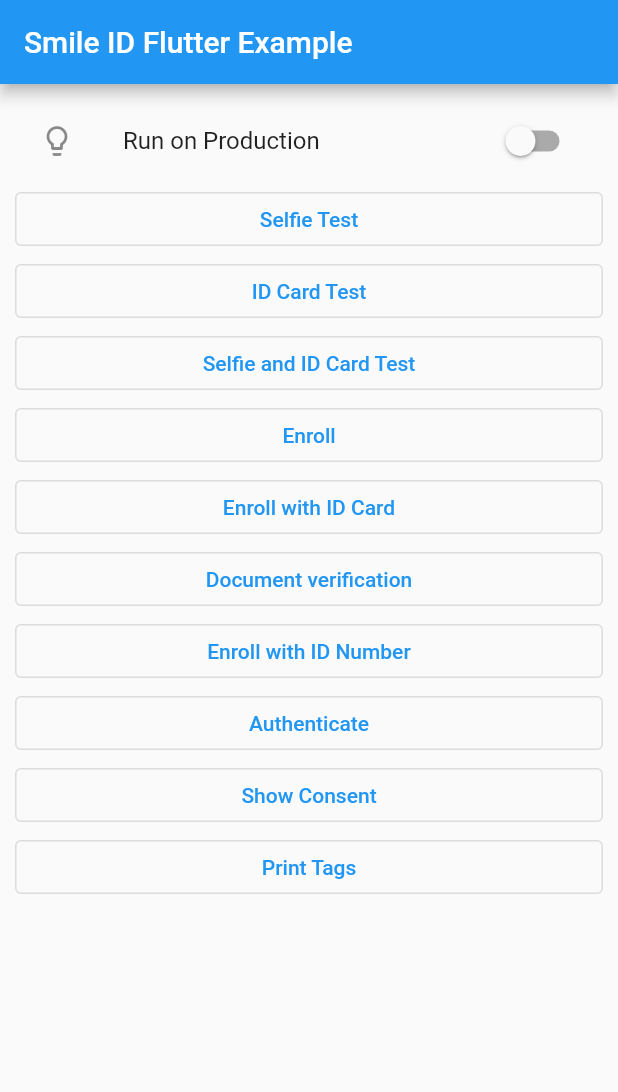
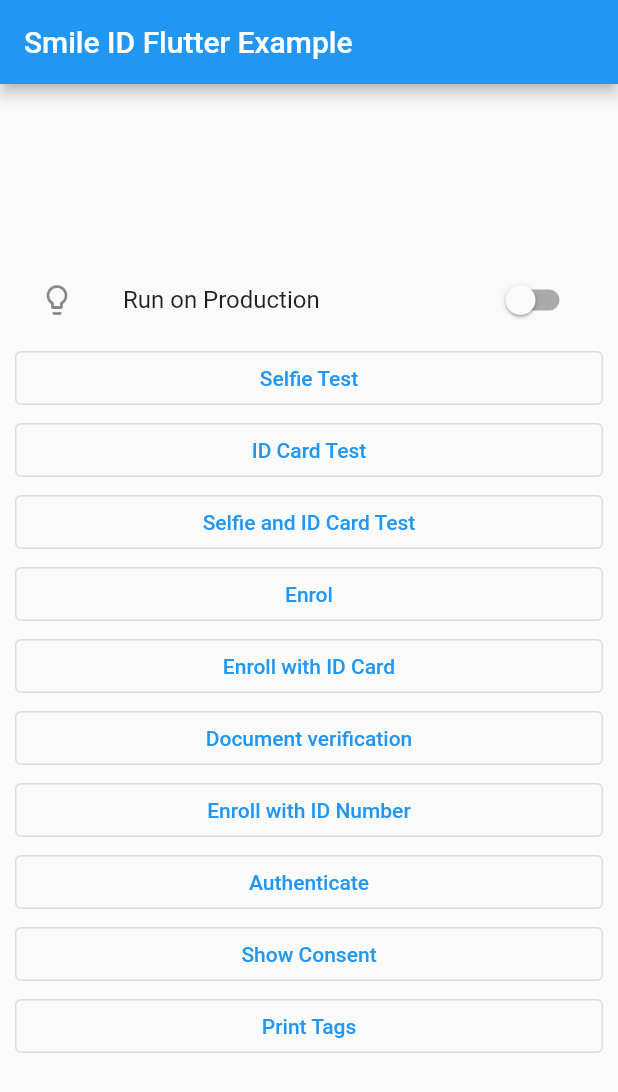
Before and after one commit to smileidentity/flutter-sample-app, a Flutter app: the screen it shows after launch, after a tap on "Print Tags", on a phone screen of 412 x 824 dp. Shown: the top 1092 px of the screen. Run offline on Flutter 3.47's test engine with Material 2 defaults, Android fonts, the phone set to English and light mode, and no system bars; our stand-ins replace flutter_easyloading; missing offline and left inert: smile_flutter.

Commit message:
match flutter 2 images and updates in the main

```diff
--- a/lib/main.dart
+++ b/lib/main.dart
@@ -175,11 +175,15 @@ class _AppPageState extends State<AppPage> {
     var result = await SmileFlutter.captureSelfie(tag) ?? null;
     var resultCode = result!["SID_RESULT_CODE"];
     var resultTag = result["SID_RESULT_TAG"];
+
+    var partnerParams = HashMap<String, String>();
+    partnerParams["user_id"] = "currentUserId1";
+    partnerParams["job_id"] = "currentUserId1";
     if (resultCode == -1) {
       try {
         EasyLoading.show(status: 'loading...');
-        var submitResult = await SmileFlutter.submitJob(
-            resultTag, 4, isProduction, "https:test.com",null, null, null);
+        var submitResult = await SmileFlutter.submitJob(resultTag, 4,
+            isProduction, "https:test.com", partnerParams, null, null);
         EasyLoading.dismiss();
         processResponse(submitResult);
         return;
@@ -365,13 +369,14 @@ class _AppPageState extends State<AppPage> {
                           if (!lastNameController.text.isEmpty) {
                             userIdInfo["last_name"] = lastNameController.text;
                           }
+                          userIdInfo["dob"] = "1990-07-17";
                           Navigator.of(context, rootNavigator: true).pop();
                           try {
                             EasyLoading.show(status: 'loading...');
                             var submitResult = await SmileFlutter.submitJob(
                                 tag,
                                 1,
-                                isProduction,
+                                false,
                                 "https:test.com",
                                 null,
                                 userIdInfo,
@@ -380,7 +385,9 @@ class _AppPageState extends State<AppPage> {
                             processResponse(submitResult);
                             return;
                           } catch (e) {
-                            EasyLoading.showError("Oops enroll with id number failed");
+                            print(e);
+                            EasyLoading.showError(
+                                "Oops enroll with id number failed");
                           }
                           // your code
                         })
@@ -391,7 +398,6 @@ class _AppPageState extends State<AppPage> {
           });
         });
   }
-
 
   docVPickerDialog(BuildContext context, {String tag = ""}) {
     showDialog(
@@ -561,7 +567,7 @@ class _AppPageState extends State<AppPage> {
                             var submitResult = await SmileFlutter.submitJob(
                                 tag,
                                 6,
-                                isProduction,
+                                true,
                                 "https:test.com",
                                 null,
                                 userIdInfo,
@@ -570,7 +576,8 @@ class _AppPageState extends State<AppPage> {
                             processResponse(submitResult);
                             return;
                           } catch (e) {
-                            EasyLoading.showError("Oops document verification failed");
+                            EasyLoading.showError(
+                                "Oops document verification failed");
                           }
                           // your code
                         })
@@ -594,6 +601,7 @@ class _AppPageState extends State<AppPage> {
         child: Center(
           child: Column(
             crossAxisAlignment: CrossAxisAlignment.stretch,
+            mainAxisAlignment: MainAxisAlignment.center,
             children: [
               SwitchListTile(
                 title: const Text('Run on Production'),
@@ -607,16 +615,19 @@ class _AppPageState extends State<AppPage> {
               ),
               OutlinedButton(
                   onPressed: () async {
-                    var result = await SmileFlutter.captureSelfie("TEST_SELFIE_ID_CARD") ?? null;
+                    var result = await SmileFlutter.captureSelfie(
+                            "TEST_SELFIE_ID_CARD") ??
+                        null;
                     handleSelfieResult(context, result);
                   },
                   child: Text("Selfie Test")),
               OutlinedButton(
                   onPressed: () async {
                     var config = HashMap<String, String>();
-                    config["id_capture_side"] = "2";
-                    var result = await SmileFlutter.captureIDCard
-                      ("TEST_ID_CARD",config) ?? null;
+                    config["id_prompt_blurry"] = "This is blurry";
+                    var result =
+                        await SmileFlutter.captureIDCard("TEST_ID_CARD",config) ??
+                            null;
                     handleSelfieResult(context, result);
                   },
                   child: Text("ID Card Test")),
@@ -624,9 +635,11 @@ class _AppPageState extends State<AppPage> {
                   onPressed: () async {
                     var config = HashMap<String, String>();
                     config["id_capture_side"] = "0";
-                    config["id_capture_side"] = "2";
-                    var result =
-                        await SmileFlutter.captureSelfieAndIDCard("test_tag",config) ?? null;
+                    config["id_capture_orientation"] = "2";
+                    config["is_white_labelled"] = "true";
+                    var result = await SmileFlutter.captureIDCard(
+                            "test_tag", config) ??
+                        null;
                     handleSelfieResult(context, result);
                   },
                   child: Text("Selfie and ID Card Test")),
@@ -634,7 +647,7 @@ class _AppPageState extends State<AppPage> {
                   onPressed: () async {
                     doEnroll();
                   },
-                  child: Text("Enroll")),
+                  child: Text("Enrol")),
               OutlinedButton(
                   onPressed: () {
                     doEnrollWithIDCard();
@@ -696,56 +709,63 @@ class _AppPageState extends State<AppPage> {
               OutlinedButton(
                   onPressed: () async {
                     try {
-                      print("japhet starting getCurrentTags");
-                      var result = await SmileFlutter.getCurrentTags() ?? null;
-                      print(result);
-                      print("japhet ending getCurrentTags");
+                      // print("japhet starting getCurrentTags");
+                      // var result = await SmileFlutter.getCurrentTags() ?? null;
+                      // print(result);
+                      // print("japhet ending getCurrentTags");
 
-                      // print("japhet starting getImagesForTag");
-                      // var result2 = await SmileFlutter.getImagesForTag("test_tag") ?? null;
-                      // print(result2);
-                      // print("japhet ending getImagesForTag");
-                      //
-                      //
-                      // if(result2!=null){
-                      //   print('Japhet result2 is not null');
-                      //   List<dynamic> files = result2['images'];
-                      //   List<String> filePaths = [];
-                      //   for(var file in files){
-                      //     //File currFile = File(file);
-                      //     //filePaths.add(currFile.path);
-                      //     filePaths.add(file.toString());
-                      //   }
-                      //   print('Japhet before filePaths');
-                      //   print(filePaths);
-                      //   print('Japhet after filePaths');
-                      //   File? _faceImage;
-                      //   File? _documentImage;
-                      //   for(var file in filePaths){
-                      //     if(file.contains('SID_Preview_Full')) _faceImage = File(file.substring(8,file.length));
-                      //     if(file.contains('SID_IDCard')) _documentImage = File(file.substring(8,file.length));
-                      //   }
-                      //   if(_faceImage!=null){
-                      //     print('Japhet _faceImage is not null');
-                      //     var contents = await _faceImage.readAsBytes();
-                      //     print('Japhet _faceImage is not null and we are done');
-                      //     print('The file _faceImage is ${contents.length} bytes long.');
-                      //   }else{
-                      //     print('The file is _faceImage is null.');
-                      //   }
-                      //
-                      //   if(_documentImage!=null){
-                      //     print('Japhet _documentImage is not null');
-                      //     var contents = await _documentImage.readAsBytes();
-                      //     print('Japhet _documentImage is not null and we are done');
-                      //     print('The file  _documentImage is ${contents.length} bytes long.');
-                      //   }else{
-                      //     print('The file is _documentImage is null.');
-                      //   }
-                      // }else{
-                      //   print('Images are null');
-                      // }
+                      print("japhet starting getImagesForTag");
+                      var result2 =
+                          await SmileFlutter.getImagesForTag("test_tag") ??
+                              null;
+                      print(result2);
+                      print("japhet ending getImagesForTag");
 
+                      if (result2 != null) {
+                        print('Japhet result2 is not null');
+                        List<dynamic> files = result2['images'];
+                        List<String> filePaths = [];
+                        for (var file in files) {
+                          //File currFile = File(file);
+                          //filePaths.add(currFile.path);
+                          filePaths.add(file.toString());
+                        }
+                        print('Japhet before filePaths');
+                        print(filePaths);
+                        print('Japhet after filePaths');
+                        File? _faceImage;
+                        File? _documentImage;
+                        for (var file in filePaths) {
+                          if (file.contains('SID_Preview_Full'))
+                            _faceImage = File(file.substring(8, file.length));
+                          if (file.contains('SID_IDCard'))
+                            _documentImage =
+                                File(file.substring(8, file.length));
+                        }
+                        if (_faceImage != null) {
+                          print('Japhet _faceImage is not null');
+                          var contents = await _faceImage.readAsBytes();
+                          print(
+                              'Japhet _faceImage is not null and we are done');
+                          print(
+                              'The file _faceImage is ${contents.length} bytes long.');
+                        } else {
+                          print('The file is _faceImage is null.');
+                        }
+
+                        if (_documentImage != null) {
+                          print('Japhet _documentImage is not null');
+                          var contents = await _documentImage.readAsBytes();
+                          print(
+                              'Japhet _documentImage is not null and we are done');
+                          print(
+                              'The file  _documentImage is ${contents.length} bytes long.');
+                        } else {
+                          print('The file is _documentImage is null.');
+                        }
+                      } else {
+                        print('Images are null');
+                      }
                     } catch (e) {
                       print('We got an error ${e}');
                     }
```
Also changed, not shown: 11 other files. Lines whose indentation alone changed are shown as unchanged.
